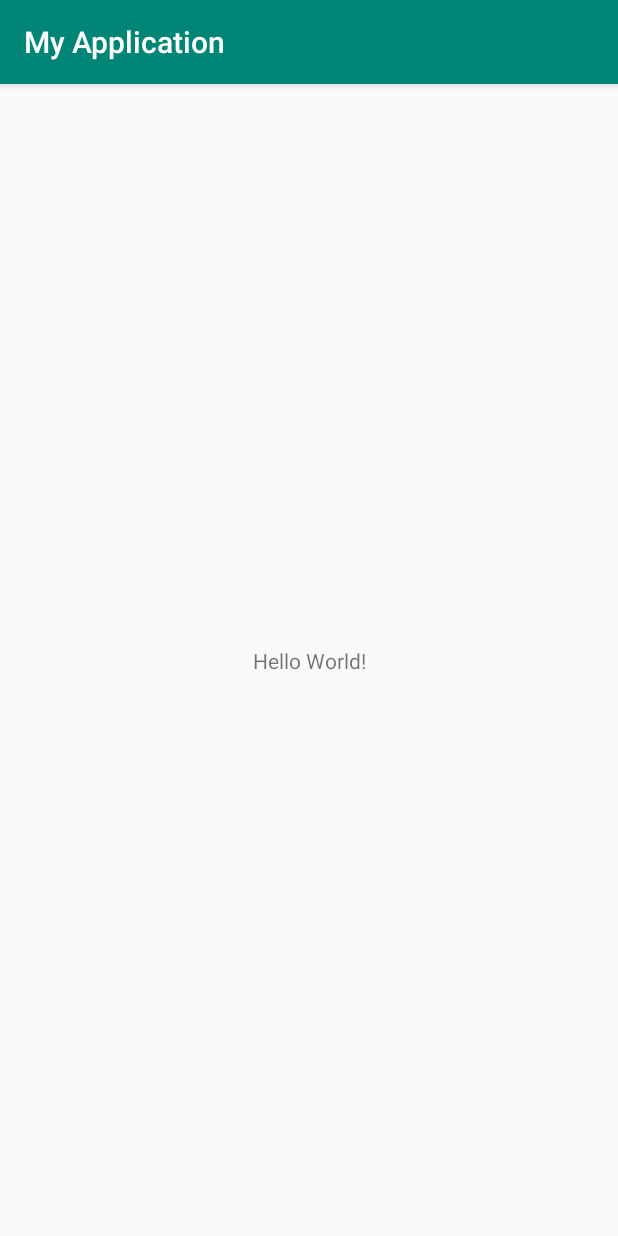
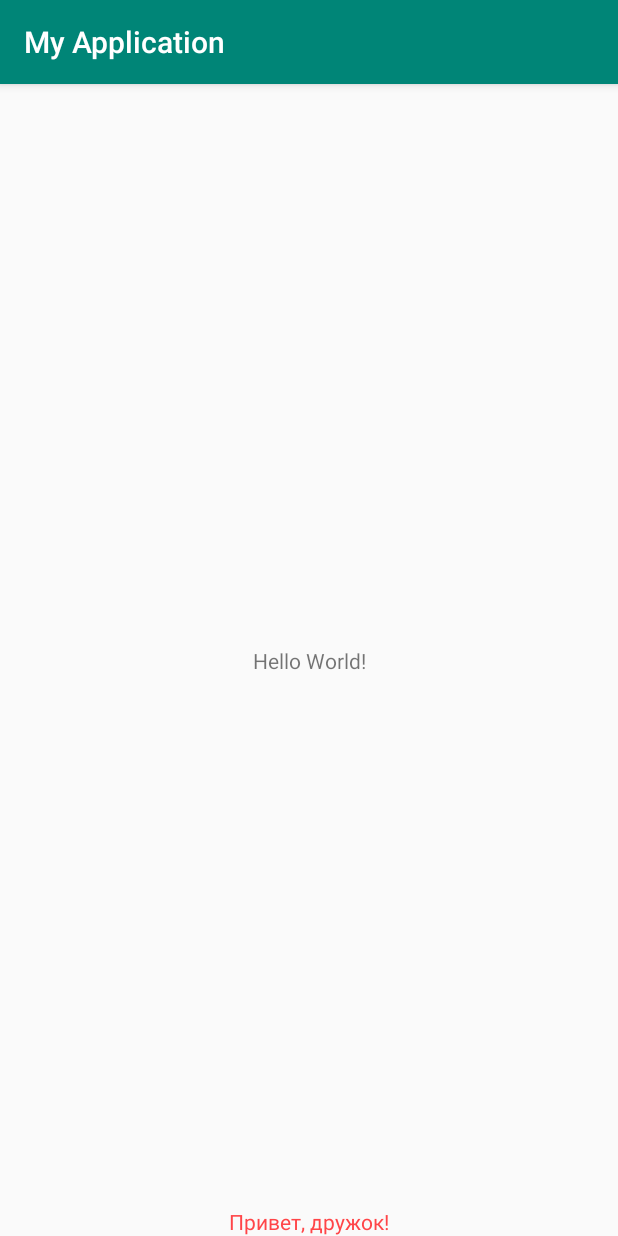
Before and after one commit to Coolfellow/MyApplication, an Android app: the screen it shows after launch (MainActivity), on a phone screen of 412 x 824 dp. Run offline under Robolectric (Android 15) with nearby library versions, the phone set to English and light mode, and no system bars.

Commit message:
Add new TextView, apply new color to new text

```diff
--- a/app/src/main/res/layout/activity_main.xml
+++ b/app/src/main/res/layout/activity_main.xml
@@ -15,4 +15,14 @@
         app:layout_constraintRight_toRightOf="parent"
         app:layout_constraintTop_toTopOf="parent" />
 
+    <TextView
+        android:layout_width="wrap_content"
+        android:layout_height="wrap_content"
+        android:text="@string/Russian_hello"
+        android:textColor="@color/colorRussianHello"
+        app:layout_constraintBottom_toBottomOf="parent"
+        app:layout_constraintLeft_toLeftOf="parent"
+        app:layout_constraintRight_toRightOf="parent"
+        app:layout_constraintTop_toTopOf="0,453" />
+
 </android.support.constraint.ConstraintLayout>
```
